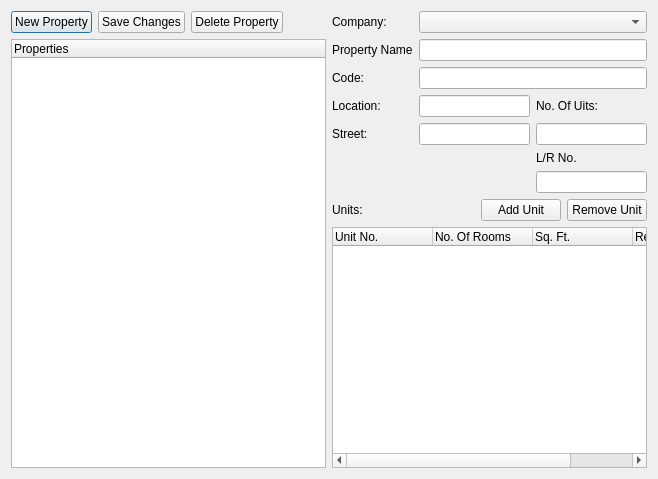
Qt form rentmanager/propertiesdialog.ui (jayjay-w/rentman) before a commit.
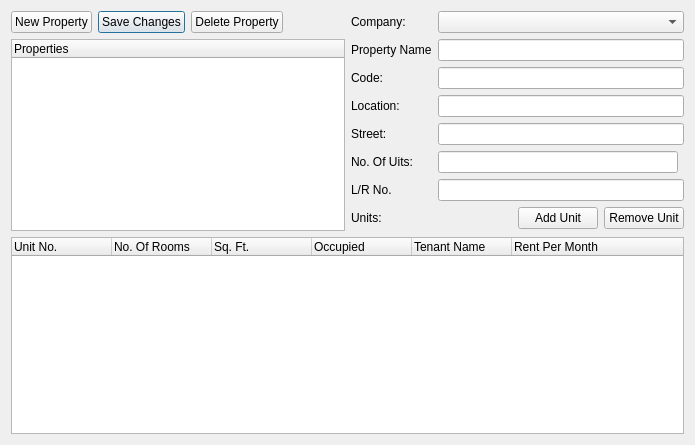
The same form after that commit.

Patch:
```diff
--- a/rentmanager/propertiesdialog.ui
+++ b/rentmanager/propertiesdialog.ui
@@ -6,15 +6,17 @@
    <rect>
     <x>0</x>
     <y>0</y>
-    <width>658</width>
-    <height>479</height>
+    <width>695</width>
+    <height>445</height>
    </rect>
   </property>
   <property name="windowTitle">
    <string>Dialog</string>
   </property>
-  <layout class="QGridLayout" name="gridLayout_2">
-   <item row="0" column="0" rowspan="3">
+  <layout class="QVBoxLayout" name="verticalLayout_3">
+   <item>
+    <layout class="QHBoxLayout" name="horizontalLayout_3">
+     <item>
     <layout class="QVBoxLayout" name="verticalLayout">
      <item>
       <layout class="QHBoxLayout" name="horizontalLayout_2">
@@ -30,6 +32,9 @@
          <property name="text">
           <string>Save Changes</string>
          </property>
+           <property name="default">
+            <bool>true</bool>
+           </property>
         </widget>
        </item>
        <item>
@@ -65,7 +70,9 @@
      </item>
     </layout>
    </item>
-   <item row="0" column="1">
+     <item>
+      <layout class="QVBoxLayout" name="verticalLayout_2">
+       <item>
     <layout class="QGridLayout" name="gridLayout">
      <item row="2" column="1" colspan="2">
       <widget class="QLineEdit" name="txtCode"/>
@@ -87,13 +94,6 @@
        </property>
       </widget>
      </item>
-     <item row="5" column="2">
-      <widget class="QLabel" name="label_5">
-       <property name="text">
-        <string>L/R No.</string>
-       </property>
-      </widget>
-     </item>
      <item row="1" column="0">
       <widget class="QLabel" name="label">
        <property name="text">
@@ -101,13 +101,6 @@
        </property>
       </widget>
      </item>
-     <item row="3" column="2">
-      <widget class="QLabel" name="label_4">
-       <property name="text">
-        <string>No. Of Uits:</string>
-       </property>
-      </widget>
-     </item>
      <item row="4" column="0">
       <widget class="QLabel" name="label_7">
        <property name="text">
@@ -115,18 +108,6 @@
        </property>
       </widget>
      </item>
-     <item row="3" column="1">
-      <widget class="QLineEdit" name="txtLocation"/>
-     </item>
-     <item row="4" column="2">
-      <widget class="QLineEdit" name="txtNoOfUnits"/>
-     </item>
-     <item row="6" column="2">
-      <widget class="QLineEdit" name="txtLRNo"/>
-     </item>
-     <item row="4" column="1">
-      <widget class="QLineEdit" name="txtStreet"/>
-     </item>
      <item row="0" column="0">
       <widget class="QLabel" name="label_8">
        <property name="text">
@@ -137,9 +118,35 @@
      <item row="0" column="1" colspan="2">
       <widget class="QComboBox" name="cboCompany"/>
      </item>
-    </layout>
-   </item>
-   <item row="1" column="1">
+         <item row="5" column="0">
+          <widget class="QLabel" name="label_4">
+           <property name="text">
+            <string>No. Of Uits:</string>
+           </property>
+          </widget>
+         </item>
+         <item row="5" column="1">
+          <widget class="QLineEdit" name="txtNoOfUnits"/>
+         </item>
+         <item row="3" column="1" colspan="2">
+          <widget class="QLineEdit" name="txtLocation"/>
+         </item>
+         <item row="4" column="1" colspan="2">
+          <widget class="QLineEdit" name="txtStreet"/>
+         </item>
+         <item row="6" column="0">
+          <widget class="QLabel" name="label_5">
+           <property name="text">
+            <string>L/R No.</string>
+           </property>
+          </widget>
+         </item>
+         <item row="6" column="1" colspan="2">
+          <widget class="QLineEdit" name="txtLRNo"/>
+         </item>
+        </layout>
+       </item>
+       <item>
     <layout class="QHBoxLayout" name="horizontalLayout">
      <item>
       <widget class="QLabel" name="label_6">
@@ -177,7 +184,11 @@
      </item>
     </layout>
    </item>
-   <item row="2" column="1">
+      </layout>
+     </item>
+    </layout>
+   </item>
+   <item>
     <widget class="QTreeWidget" name="trvUnits">
      <property name="sizePolicy">
       <sizepolicy hsizetype="Expanding" vsizetype="Expanding">
@@ -202,7 +213,17 @@
      </column>
      <column>
       <property name="text">
-       <string>Rent / Month</string>
+       <string>Occupied</string>
+      </property>
+     </column>
+     <column>
+      <property name="text">
+       <string>Tenant Name</string>
+      </property>
+     </column>
+     <column>
+      <property name="text">
+       <string>Rent Per Month</string>
       </property>
      </column>
     </widget>
```
Lines whose indentation alone changed are shown as unchanged.
